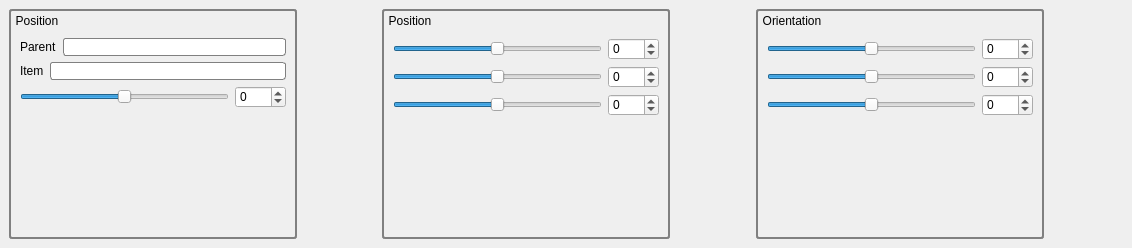
Above: qtWidgets/ui/inspector.ui from golems/grip2 before the change. Below: the same form after it.
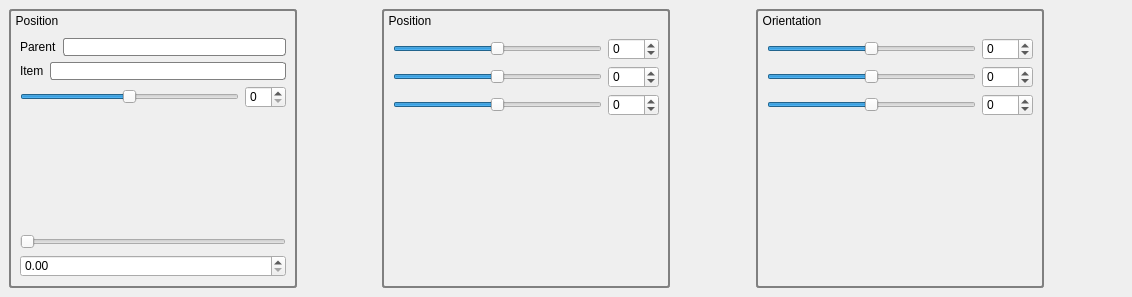
That is the form after the change. Custom widgets are drawn as their Qt base class.

Commit message: Testing custom widget and promotion, almost there

```diff
--- a/qtWidgets/ui/inspector.ui
+++ b/qtWidgets/ui/inspector.ui
@@ -7,7 +7,7 @@
     <x>0</x>
     <y>0</y>
     <width>1132</width>
-    <height>248</height>
+    <height>297</height>
    </rect>
   </property>
   <property name="windowTitle">
@@ -109,20 +109,19 @@
            <property name="maximum">
             <number>180</number>
            </property>
+           <property name="singleStep">
+            <number>1</number>
+           </property>
+           <property name="pageStep">
+            <number>1</number>
+           </property>
            <property name="orientation">
             <enum>Qt::Horizontal</enum>
            </property>
           </widget>
          </item>
          <item>
-          <widget class="QSpinBox" name="positionSpinBox_0">
-           <property name="minimum">
-            <number>-180</number>
-           </property>
-           <property name="maximum">
-            <number>180</number>
-           </property>
-          </widget>
+          <widget class="QSpinBox" name="spinBox"/>
          </item>
         </layout>
        </item>
@@ -139,6 +138,16 @@
          </property>
         </spacer>
        </item>
+       <item>
+        <widget class="DoubleSlider" name="horizontalSlider">
+         <property name="orientation">
+          <enum>Qt::Horizontal</enum>
+         </property>
+        </widget>
+       </item>
+       <item>
+        <widget class="QDoubleSpinBox" name="doubleSpinBox"/>
+       </item>
       </layout>
      </widget>
     </item>
@@ -458,6 +467,17 @@
    </layout>
   </widget>
  </widget>
+ <customwidgets>
+  <customwidget>
+   <class>DoubleSlider</class>
+   <extends>QSlider</extends>
+   <header>doubleslider.h</header>
+   <slots>
+    <signal>dsvalueChanged(double)</signal>
+    <slot>setValueAndEmit(int)</slot>
+   </slots>
+  </customwidget>
+ </customwidgets>
  <resources/>
  <connections>
   <connection>
```
Left out of the diff: 88 changed lines with no effect on the pictures. The commit also changes 2 other files.
